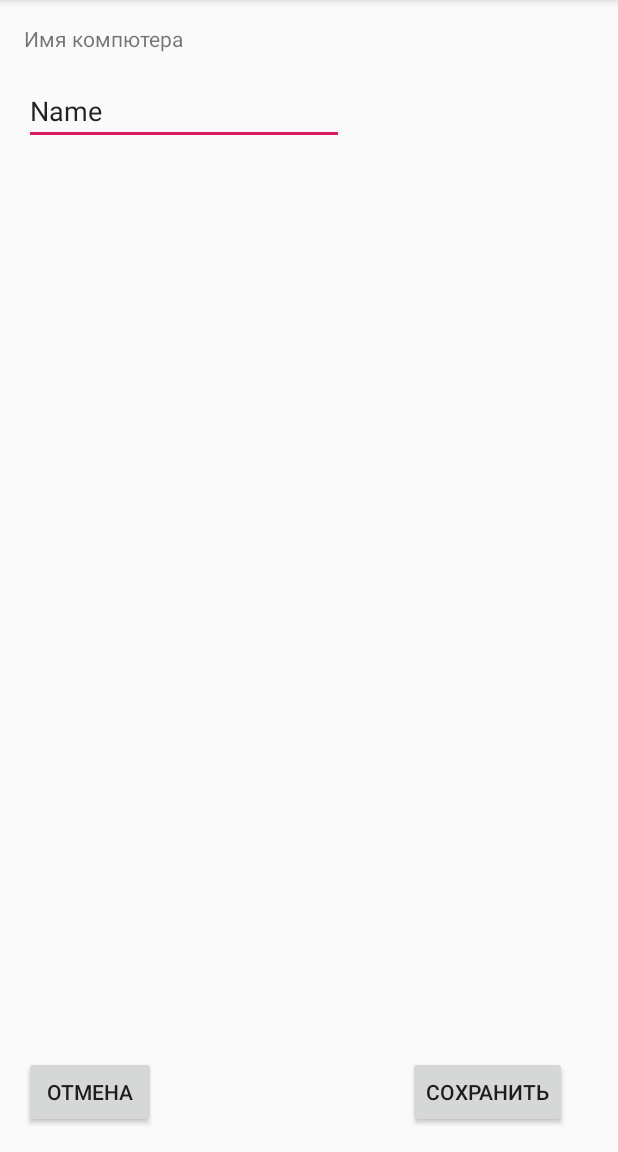
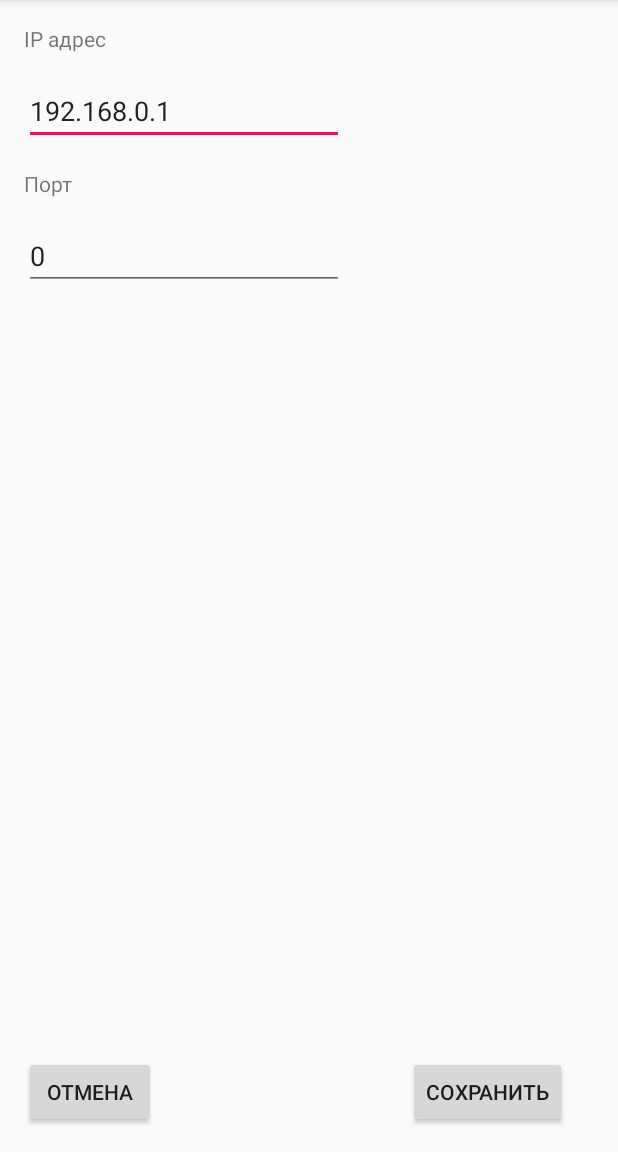
Before and after one commit to solovi4/ControllerPC, an Android app: the screen it shows after launch (SettingsActivity), in the options menu, after a tap on "Настройки", on a phone screen of 412 x 824 dp, the part 84-1236 px from its top. Run offline under Robolectric (Android 15) with nearby library versions, the phone set to English and light mode, and no system bars.

Commit message:
Доделал настройки ip и порта

```diff
--- a/app/src/main/java/com/solovi4/controllerpc/MainActivity.java
+++ b/app/src/main/java/com/solovi4/controllerpc/MainActivity.java
@@ -17,12 +17,14 @@ public class MainActivity extends AppCompatActivity implements SeekBar.OnSeekBar
     private TextView textView;
 
     private Commander commander;
+    private PreferencesManager preferencesManager;
+
     @Override
     protected void onCreate(Bundle savedInstanceState) {
         super.onCreate(savedInstanceState);
         setContentView(R.layout.activity_main);
-        commander = new Commander("http://192.168.1.38:49001/");
-
+        preferencesManager = PreferencesManager.GetInstance(this.getApplicationContext());
+        commander = new Commander(preferencesManager.GetURL());
         SeekBar seekBar = findViewById(R.id.seekBar);
         seekBar.setOnSeekBarChangeListener(this);
         textView = findViewById(R.id.textView);
@@ -37,7 +39,15 @@ public class MainActivity extends AppCompatActivity implements SeekBar.OnSeekBar
 
     public void settingsItemClick(MenuItem item) {
         Intent intent = new Intent(this, SettingsActivity.class);
-        startActivity(intent);
+        startActivityForResult(intent, 1);
+    }
+
+    @Override
+    protected void onActivityResult(int requestCode, int resultCode, Intent data) {
+        if (data == null) {return;}
+        boolean changed = data.getBooleanExtra(SettingsActivity.Changed, false);
+        if(changed)
+            commander = new Commander(preferencesManager.GetURL());
     }
 
     public void Alert(String message)
@@ -50,11 +60,9 @@ public class MainActivity extends AppCompatActivity implements SeekBar.OnSeekBar
 
     @Override
     public void onProgressChanged(SeekBar seekBar, int progress, boolean fromUser) {
-        //textView.setText(String.valueOf(progress));
         progress = progress * 10;
         commander.SetVolume(progress);
-        //soapCall.execute();
-        textView.setText(String.valueOf(progress));
+        //textView.setText(String.valueOf(progress));
 
     }
 
--- /dev/null
+++ b/app/src/main/java/com/solovi4/controllerpc/PreferencesManager.java
@@ -0,0 +1,60 @@
+package com.solovi4.controllerpc;
+
+import android.content.Context;
+import android.content.SharedPreferences;
+import android.support.v7.app.AppCompatActivity;
+
+public class PreferencesManager {
+    private static PreferencesManager instance;
+
+    private final String prefName = "com.Solovi4.controllerPC";
+    private final String pcNameKey = "pcName";
+    private final String portKey = "port";
+    private String ipAddress;
+    private int port;
+    private Context context;
+
+    private PreferencesManager(Context context) {
+        this.context = context;
+        loadPreferences();
+    }
+
+
+
+    private void loadPreferences() {
+        SharedPreferences settings = context.getSharedPreferences(prefName, 0);
+        ipAddress = settings.getString(pcNameKey, "192.168.0.1");
+        port = settings.getInt(portKey, 0);
+    }
+
+    public String GetIPAddress() {
+        return ipAddress;
+    }
+
+    public int GetPort() {
+        return port;
+    }
+
+    public static PreferencesManager GetInstance(Context context) {
+        if (instance == null)
+            instance = new PreferencesManager(context);
+
+        return instance;
+    }
+
+    public void SavePreferences (String ipAddress, int port) {
+        SharedPreferences settings = context.getSharedPreferences(prefName, 0);
+        SharedPreferences.Editor editor = settings.edit();
+        editor.putString(pcNameKey, ipAddress);
+        this.ipAddress = ipAddress;
+        editor.putInt(portKey, port);
+        this.port = port;
+        editor.commit();
+    }
+
+    public String GetURL() {
+        String url = String.format("http://%s:%d/", ipAddress, port);
+        return url;
+    }
+
+}
--- a/app/src/main/java/com/solovi4/controllerpc/SettingsActivity.java
+++ b/app/src/main/java/com/solovi4/controllerpc/SettingsActivity.java
@@ -1,18 +1,78 @@
 package com.solovi4.controllerpc;
 
+import android.content.Intent;
+import android.content.SharedPreferences;
 import android.os.Bundle;
+import android.support.v7.app.AlertDialog;
 import android.support.v7.app.AppCompatActivity;
+import android.util.Patterns;
 import android.view.View;
+import android.widget.EditText;
 
 public class SettingsActivity extends AppCompatActivity {
+
+    private EditText pcEditText;
+    private EditText portEditText;
+    private PreferencesManager preferencesManager;
+    private final int minPortValue = 0;
+    private final int maxPortValue = 65535;
+    public final static String Changed = "changed";
+
     @Override
     protected void onCreate(Bundle savedInstanceState) {
         super.onCreate(savedInstanceState);
         setContentView(R.layout.settings_layout);
+        pcEditText = findViewById(R.id.PCNameEditText);
+        portEditText = findViewById(R.id.PortEditText);
+        preferencesManager = PreferencesManager.GetInstance(this.getApplicationContext());
+        loadPreferences();
+    }
 
+    private void loadPreferences() {
+        String ipAddress = preferencesManager.GetIPAddress();
+        int port = preferencesManager.GetPort();
+        pcEditText.setText(ipAddress);
+        portEditText.setText(String.valueOf(port));
     }
 
     public void cancelButtonClick(View button) {
+        setResult(RESULT_CANCELED);
+        finish();
+    }
+
+    public void Alert(String message)
+    {
+        AlertDialog.Builder builder = new AlertDialog.Builder(this);
+        builder.setMessage(message);
+        AlertDialog dialog = builder.create();
+        dialog.show();
+    }
+
+    public void saveButtonClick(View view) {
+
+        String ipAddress = pcEditText.getText().toString();
+
+        if(!Patterns.IP_ADDRESS.matcher(ipAddress).matches()) {
+            Alert("Введите правильно ip адрес компьютера");
+            return;
+        }
+        String portStr = portEditText.getText().toString();
+        int port = -1;
+        if(portStr.length() == 0) {
+            Alert("Введите порт");
+            return;
+        }
+
+        port = Integer.parseInt(portStr);
+        if(port < minPortValue || port > maxPortValue) {
+            Alert(String.format("Порт должен в диапазоне от %d до %d", minPortValue, maxPortValue));
+            return;
+        }
+
+        preferencesManager.SavePreferences(ipAddress, port);
+        Intent intent = new Intent();
+        intent.putExtra(Changed, true);
+        setResult(RESULT_OK, intent);
         finish();
     }
 }
--- a/app/src/main/res/layout/settings_layout.xml
+++ b/app/src/main/res/layout/settings_layout.xml
@@ -1,6 +1,5 @@
 <?xml version="1.0" encoding="utf-8"?>
-<android.support.constraint.ConstraintLayout
-    xmlns:android="http://schemas.android.com/apk/res/android"
+<android.support.constraint.ConstraintLayout xmlns:android="http://schemas.android.com/apk/res/android"
     xmlns:app="http://schemas.android.com/apk/res-auto"
     xmlns:tools="http://schemas.android.com/tools"
     android:layout_width="match_parent"
@@ -12,6 +11,7 @@
         android:layout_height="wrap_content"
         android:layout_marginStart="32dp"
         android:layout_marginBottom="16dp"
+        android:onClick="saveButtonClick"
         android:text="Сохранить"
         app:layout_constraintBottom_toBottomOf="parent"
         app:layout_constraintEnd_toEndOf="parent"
@@ -30,14 +30,13 @@
         app:layout_constraintStart_toStartOf="parent" />
 
     <EditText
-        android:id="@+id/editText"
+        android:id="@+id/PCNameEditText"
         android:layout_width="wrap_content"
         android:layout_height="wrap_content"
         android:layout_marginStart="16dp"
         android:layout_marginTop="16dp"
         android:ems="10"
         android:inputType="textPersonName"
-        android:text="Name"
         app:layout_constraintStart_toStartOf="parent"
         app:layout_constraintTop_toBottomOf="@+id/textView2" />
 
@@ -47,7 +46,28 @@
         android:layout_height="wrap_content"
         android:layout_marginStart="16dp"
         android:layout_marginTop="16dp"
-        android:text="Имя компютера"
+        android:text="IP адрес"
         app:layout_constraintStart_toStartOf="parent"
         app:layout_constraintTop_toTopOf="parent" />
+
+    <TextView
+        android:id="@+id/textView3"
+        android:layout_width="wrap_content"
+        android:layout_height="wrap_content"
+        android:layout_marginStart="16dp"
+        android:layout_marginTop="16dp"
+        android:text="Порт"
+        app:layout_constraintStart_toStartOf="parent"
+        app:layout_constraintTop_toBottomOf="@+id/PCNameEditText" />
+
+    <EditText
+        android:id="@+id/PortEditText"
+        android:layout_width="wrap_content"
+        android:layout_height="wrap_content"
+        android:layout_marginStart="16dp"
+        android:layout_marginTop="16dp"
+        android:ems="10"
+        android:inputType="number"
+        app:layout_constraintStart_toStartOf="parent"
+        app:layout_constraintTop_toBottomOf="@+id/textView3" />
 </android.support.constraint.ConstraintLayout>
```
